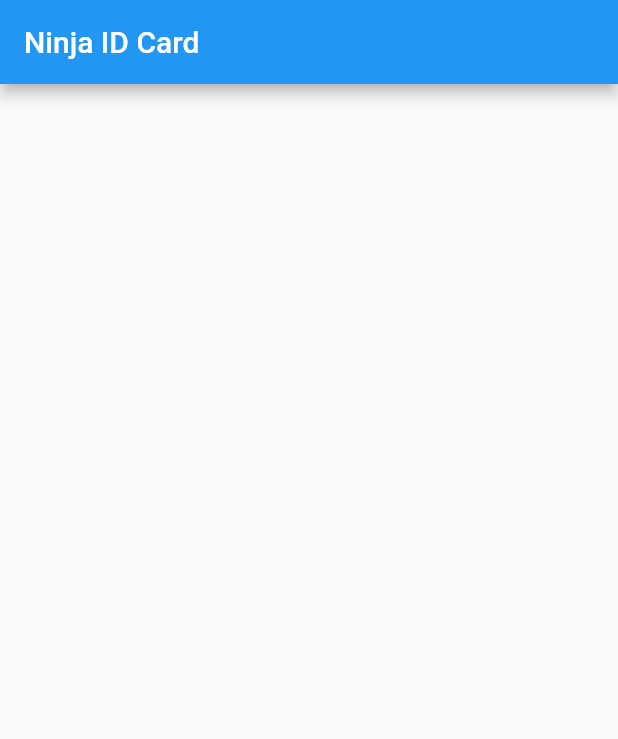
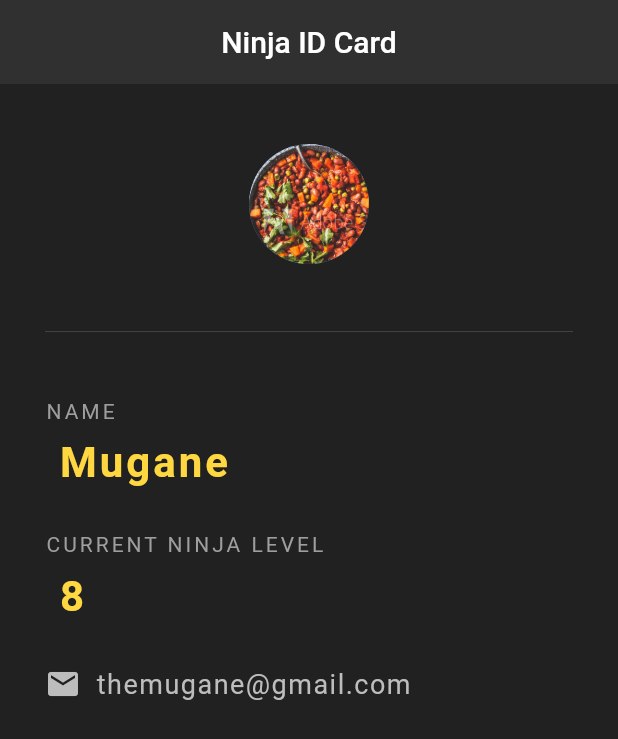
Before and after one commit to themugane/learn_flutter, a Flutter app: the screen it shows after launch, on a phone screen of 412 x 824 dp. Shown: the top 739 px of the screen. Run offline on Flutter 3.47's test engine with Material 2 defaults, Android fonts, the phone set to English and light mode, and no system bars.

Commit message:
ninja app content

```diff
--- a/lib/main.dart
+++ b/lib/main.dart
@@ -8,9 +8,84 @@ class NinjaCard extends StatelessWidget {
   @override
   Widget build(BuildContext context) {
     return Scaffold(
+      backgroundColor: Colors.grey[900],
       appBar: AppBar(
         title: Text('Ninja ID Card'),
+        centerTitle: true,
+        backgroundColor: Colors.grey[850],
+        elevation: 0.0,
       ),
+      body: Padding(
+        padding: EdgeInsets.fromLTRB(30.0, 40.0, 30.0, 0.0),
+        child: Column(
+          crossAxisAlignment: CrossAxisAlignment.start,
+          children: <Widget>[
+            Center(
+              child: CircleAvatar(
+                backgroundImage: AssetImage('assets/stew.jpeg'),
+                radius: 40.0,
+              ),
+            ),
+            Divider(
+              height: 90.0,
+              color: Colors.grey[800],
+            ),
+            const Text(
+              'NAME',
+              style: TextStyle(
+                color: Colors.grey,
+                letterSpacing: 2.0,
+              ),
+            ),
+            SizedBox(height: 10.0),
+            Text(
+              ' Mugane',
+              style: TextStyle(
+                color: Colors.amberAccent[200],
+                letterSpacing: 2.0,
+                fontSize: 28.0,
+                fontWeight: FontWeight.bold
+              ),
+            ),
+            const SizedBox(height: 30.0),
+            const Text(
+              'CURRENT NINJA LEVEL',
+              style: TextStyle(
+                color: Colors.grey,
+                letterSpacing: 2.0,
+              ),
+            ),
+            SizedBox(height: 10.0),
+            Text(
+              ' 8',
+              style: TextStyle(
+                  color: Colors.amberAccent[200],
+                  letterSpacing: 2.0,
+                  fontSize: 28.0,
+                  fontWeight: FontWeight.bold
+              ),
+            ),
+            const SizedBox(height: 30.0),
+            Row(
+              children: <Widget>[
+                Icon(
+                  Icons.email,
+                  color: Colors.grey[400],
+                ),
+                SizedBox(width: 10.0),
+                Text(
+                  'themugane@gmail.com',
+                  style: TextStyle(
+                    color: Colors.grey[400],
+                    fontSize: 18.0,
+                    letterSpacing: 1.0,
+                  ),
+                )
+              ],
+            ),
+          ],
+        ),
+      )
     );
   }
 }
```
